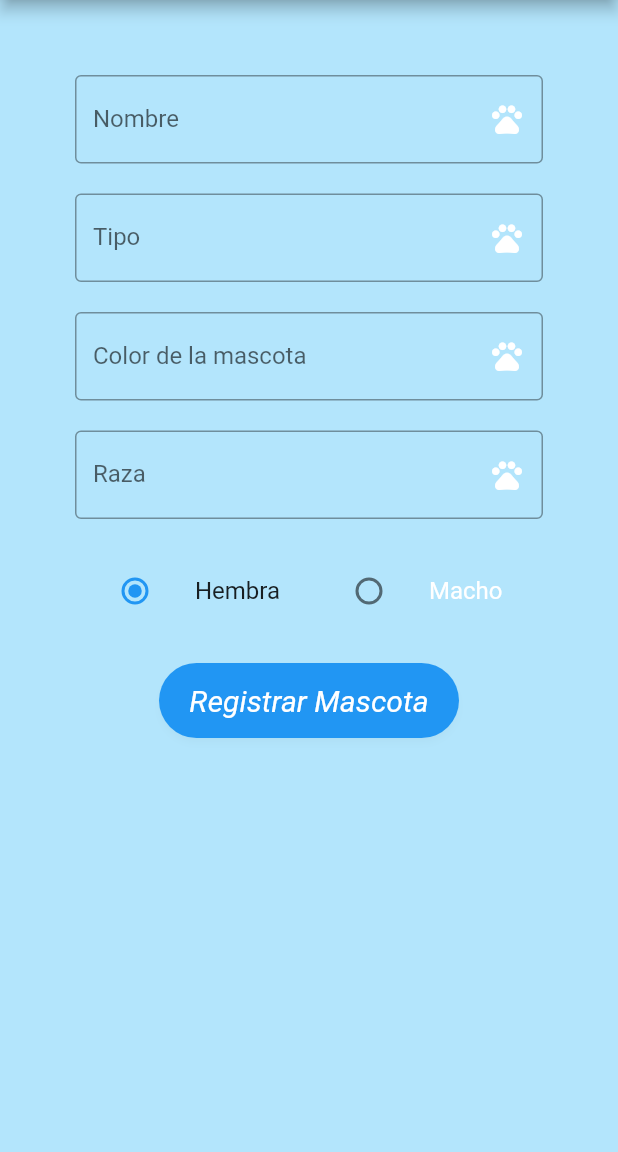
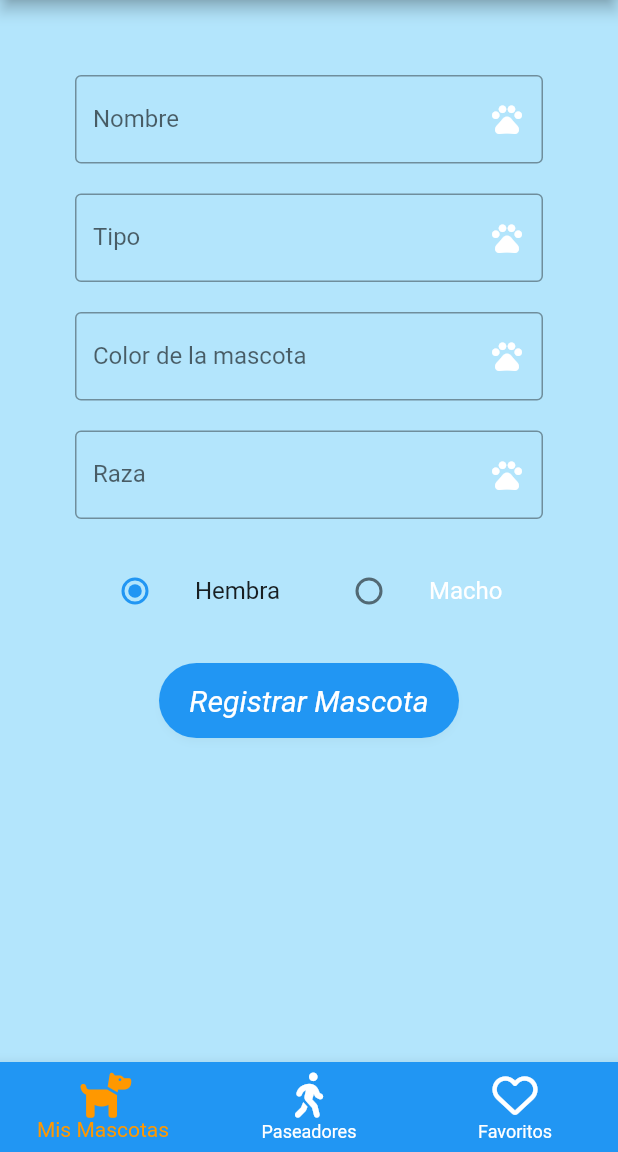
Before and after one commit to vivisfore09/paseando_mascotas-udea, a Flutter app: the RegistrarMascotaPage screen opened directly, on a phone screen of 412 x 824 dp, the part 84-1236 px from its top. Run offline on Flutter 3.47's test engine with Material 2 defaults, Android fonts, the phone set to English and light mode, and no system bars; our stand-ins replace cloud_firestore, firebase_auth, firebase_core, flutter_rating_bar, font_awesome_flutter, hive and 1 more; accounts and stored records are empty; network calls fail.

Commit message:
Version 12 Listado Favoritos

```diff
--- a/lib/main.dart
+++ b/lib/main.dart
@@ -1,4 +1,7 @@
 import 'package:flutter/material.dart';
+import 'package:hive/hive.dart';
+import 'package:hive_flutter/adapters.dart';
+import 'package:paseando_pet/modelo/paseadores_local.dart';
 import 'package:paseando_pet/pages/splash_page.dart';
 import 'package:firebase_core/firebase_core.dart';
 import 'firebase_options.dart';
@@ -8,6 +11,9 @@ void main() async {
   await Firebase.initializeApp(
     options: DefaultFirebaseOptions.currentPlatform
   );
+  await Hive.initFlutter();
+  Hive.registerAdapter(PaseadoresLocalAdapter());
+  await Hive.openBox<PaseadoresLocal>('favoritos');
   runApp(const MyApp());
 }
 
--- a/lib/pages/home_page.dart
+++ b/lib/pages/home_page.dart
@@ -69,6 +69,7 @@ class _HomePageState extends State<HomePage> {
           Navigator.push(context, MaterialPageRoute(builder: (context)=> const RegistrarMascotaPage()));
         },
       ),
+      bottomNavigationBar: const menuInferior(),
     );
   }
 }
--- a/lib/pages/menu_page.dart
+++ b/lib/pages/menu_page.dart
@@ -1,6 +1,11 @@
 import 'package:flutter/material.dart';
 import 'package:firebase_auth/firebase_auth.dart';
+import 'package:paseando_pet/pages/home_page.dart';
 import 'package:paseando_pet/pages/login_page.dart';
+import 'package:font_awesome_flutter/font_awesome_flutter.dart';
+import 'package:paseando_pet/pages/paseadores_page.dart';
+
+import 'favoritos_page.dart';
 
 
 class MenuPage extends StatelessWidget {
@@ -40,3 +45,38 @@ class MenuPage extends StatelessWidget {
     );
   }
 }
+
+class menuInferior extends StatelessWidget {
+  const menuInferior({Key? key}) : super(key: key);
+
+  @override
+  Widget build(BuildContext context) {
+    return BottomNavigationBar(
+        backgroundColor: Colors.blue,
+        selectedItemColor: Colors.orange,
+        unselectedItemColor: Colors.white,
+        items: const [
+          BottomNavigationBarItem(
+              icon: Icon(FontAwesomeIcons.dog,size: 30),
+              label: "Mis Mascotas"
+          ),
+          BottomNavigationBarItem(
+              icon: Icon(FontAwesomeIcons.personWalking,size: 30),
+              label: "Paseadores"),
+          BottomNavigationBarItem(
+              icon: Icon(FontAwesomeIcons.heart,size: 30),
+              label: "Favoritos")
+        ],
+      onTap: (indice){
+          if(indice==0){
+            Navigator.push(context, MaterialPageRoute(builder: (contetx)=> const HomePage()));
+          }else if(indice==1){
+            Navigator.push(context, MaterialPageRoute(builder: (contetx)=> const PaseadoresPage()));
+          }else{
+            Navigator.push(context, MaterialPageRoute(builder: (contetx)=> const FavoritosPage()));
+          }
+      },
+
+    );
+  }
+}
--- a/lib/pages/paseadores_page.dart
+++ b/lib/pages/paseadores_page.dart
@@ -136,7 +136,8 @@ class _PaseadoresPageState extends State<PaseadoresPage> {
             ),
           ),
         ],
-      )
+      ),
+      bottomNavigationBar: const menuInferior(),
     );
   }
 }
--- a/lib/pages/registrar_mascota_page.dart
+++ b/lib/pages/registrar_mascota_page.dart
@@ -163,6 +163,7 @@ class _RegistrarMascotaPageState extends State<RegistrarMascotaPage> {
                           },
                           child: const Text("Registrar Mascota"))
                     ])))),
+      bottomNavigationBar: const menuInferior(),
     );
   }
 }
--- /dev/null
+++ b/lib/repositorio/Boxes.dart
@@ -0,0 +1,7 @@
+import 'package:hive/hive.dart';
+import 'package:paseando_pet/modelo/paseadores_local.dart';
+
+class Boxes{
+
+  static Box<PaseadoresLocal> boxFavoritos() => Hive.box<PaseadoresLocal>('favoritos');
+}
--- a/pubspec.yaml
+++ b/pubspec.yaml
@@ -32,6 +32,9 @@ dependencies:
   firebase_auth: ^4.1.0
   cloud_firestore: ^4.0.3
   flutter_rating_bar: ^4.0.1
+  font_awesome_flutter: ^10.2.1
+  hive: ^2.2.3
+  hive_flutter: ^1.1.0
   flutter:
     sdk: flutter
 
@@ -41,6 +44,8 @@ dependencies:
   cupertino_icons: ^1.0.2
 
 dev_dependencies:
+  build_runner: ^2.3.2
+  hive_generator: ^2.0.0
   flutter_test:
     sdk: flutter
 
```
Also changed, not shown: lib/modelo/paseadores_local.dart (added, +21 -0 lines), lib/pages/detalle_paseador_page.dart (+25 -0 lines), lib/pages/favoritos_page.dart (added, +67 -0 lines), lib/modelo/paseadores_local.g.dart (added), pubspec.lock.
